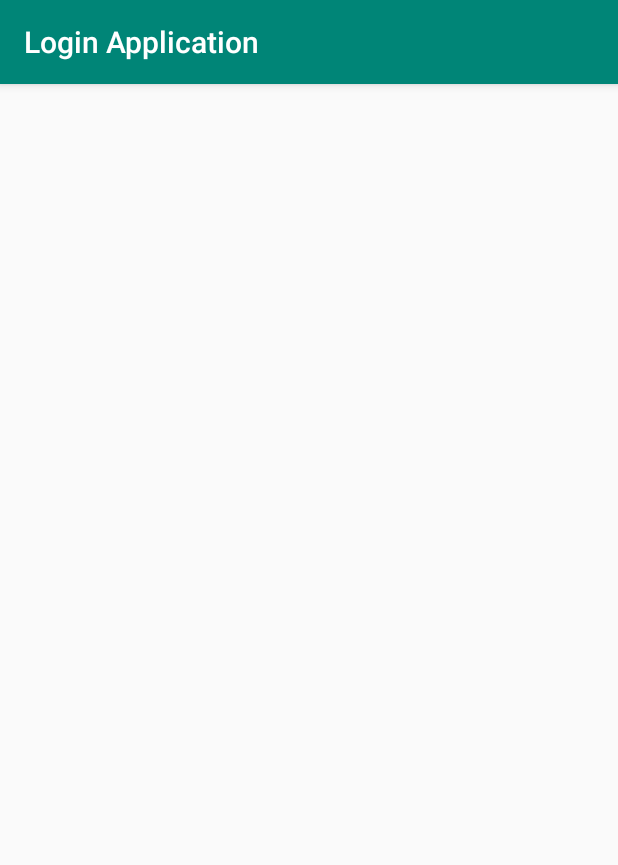
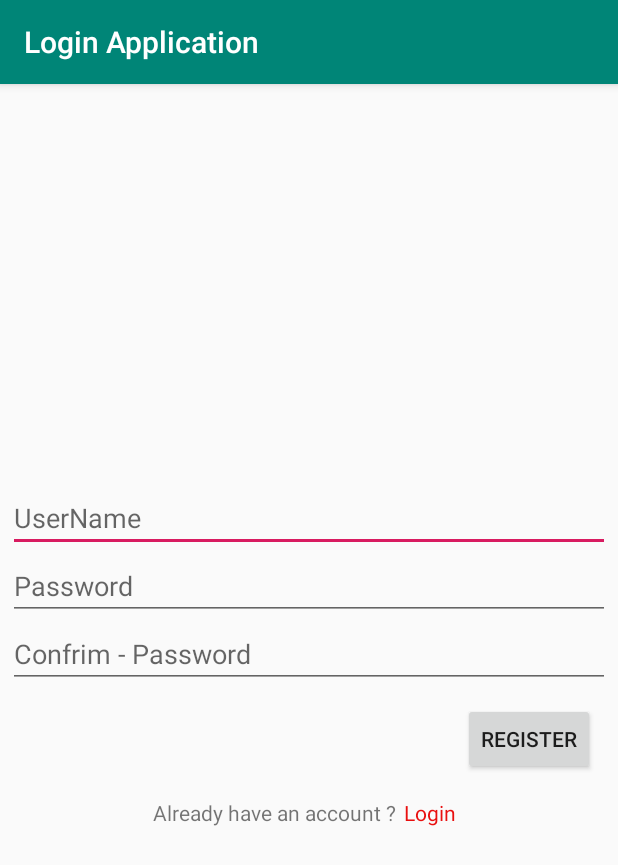
Before and after one commit to abdulkarim8293/Simple-Login-Application, an Android app: the RegisterActivity screen opened directly, with no data from a screen before it, on a phone screen of 412 x 824 dp. Shown: the top 865 px of the screen. Run offline under Robolectric (Android 15) with nearby library versions, the phone set to English and light mode, and no system bars.

Commit message:
update user interface

```diff
--- a/app/src/main/res/layout/activity_registar.xml
+++ b/app/src/main/res/layout/activity_registar.xml
@@ -1,9 +1,74 @@
 <?xml version="1.0" encoding="utf-8"?>
-<androidx.constraintlayout.widget.ConstraintLayout xmlns:android="http://schemas.android.com/apk/res/android"
-    xmlns:app="http://schemas.android.com/apk/res-auto"
+<RelativeLayout xmlns:android="http://schemas.android.com/apk/res/android"
     xmlns:tools="http://schemas.android.com/tools"
     android:layout_width="match_parent"
     android:layout_height="match_parent"
+    android:orientation="vertical"
+    android:padding="5dp"
     tools:context=".RegisterActivity">
 
-</androidx.constraintlayout.widget.ConstraintLayout>
+    <LinearLayout
+        android:layout_width="match_parent"
+        android:layout_height="wrap_content"
+        android:layout_centerInParent="true"
+        android:orientation="vertical">
+
+        <EditText
+            android:id="@+id/userNameEditText"
+            android:hint="UserName"
+            android:singleLine="true"
+            android:imeOptions="actionNext"
+            android:inputType="textEmailAddress"
+            android:layout_width="match_parent"
+            android:layout_height="wrap_content"/>
+
+        <EditText
+            android:id="@+id/passwordEditText"
+            android:layout_width="match_parent"
+            android:layout_height="wrap_content"
+            android:hint="Password"
+            android:singleLine="true"
+            android:imeOptions="actionDone"
+            android:inputType="textPassword" />
+
+        <EditText
+            android:layout_width="match_parent"
+            android:layout_height="wrap_content"
+            android:hint="Confrim - Password"
+            android:singleLine="true"
+            android:imeOptions="actionDone"
+            android:inputType="textPassword" />
+
+        <Button
+            android:id="@+id/loginButton"
+            android:text="Register"
+            android:layout_gravity="right"
+            android:layout_margin="10dp"
+            android:layout_width="wrap_content"
+            android:layout_height="wrap_content"/>
+
+        <LinearLayout
+            android:layout_width="match_parent"
+            android:layout_height="wrap_content"
+            android:layout_gravity="center_horizontal"
+            android:gravity="center"
+            android:orientation="horizontal">
+
+            <TextView
+                android:layout_width="wrap_content"
+                android:layout_height="wrap_content"
+                android:text="Already have an account ?" />
+
+            <TextView
+                android:padding="5dp"
+                android:id="@+id/registerTextViewId"
+                android:layout_width="wrap_content"
+                android:layout_height="wrap_content"
+                android:fontFamily="sans-serif-thin"
+                android:text="Login"
+                android:textColor="#E90F0F"
+                android:textStyle="bold" />
+        </LinearLayout>
+    </LinearLayout>
+
+</RelativeLayout>
```
Also changed, not shown: app/src/main/java/com/abdulkarim/loginapplication/LoginActivity.java (+51 -0 lines), app/src/main/java/com/abdulkarim/loginapplication/PrefManager.java (+0 -7 lines), app/src/main/res/layout/activity_login.xml (+7 -14 lines).
